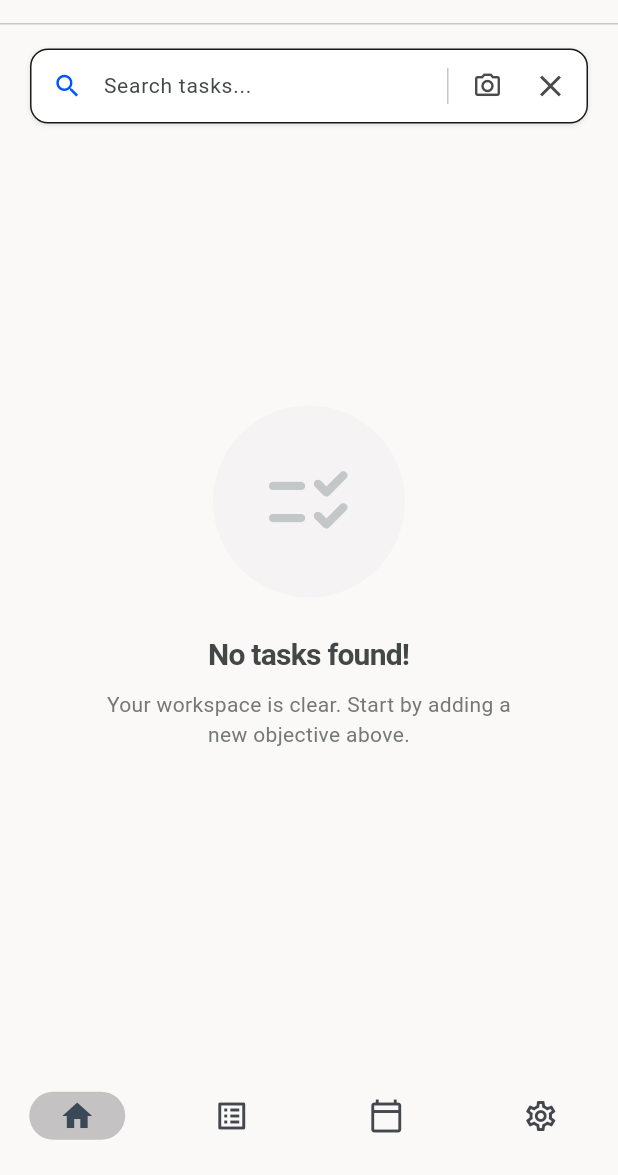
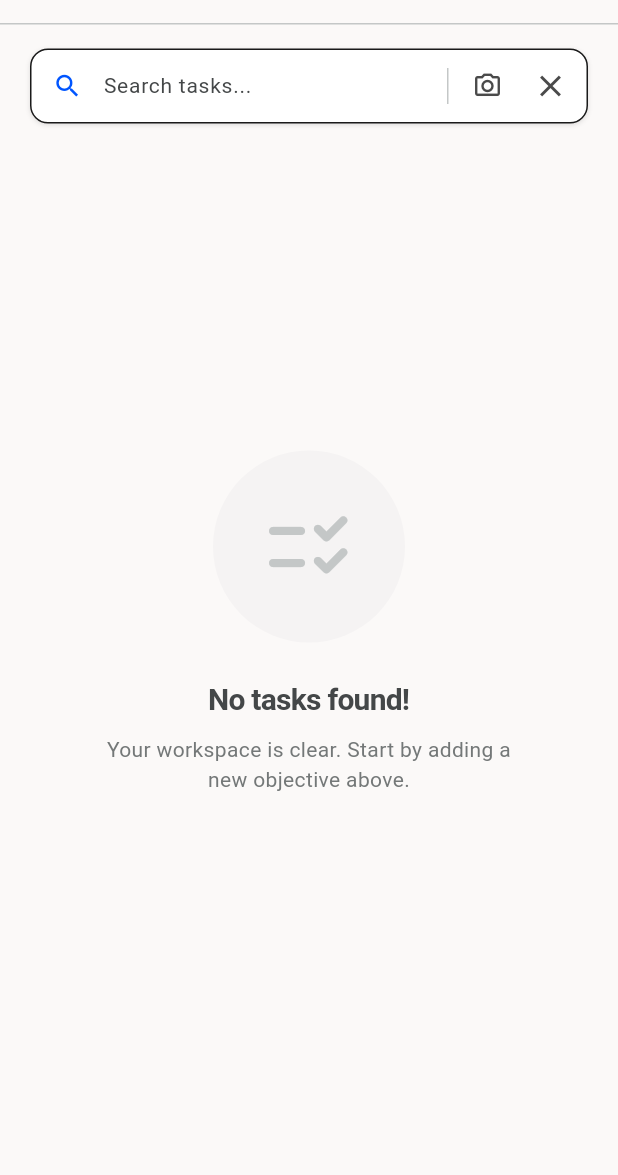
Before and after one commit to Rohiitt405/TaskFlow, a Flutter app: the screen it shows after launch, after a tap on the "search" icon, on a phone screen of 412 x 824 dp, the part 61-1236 px from its top. Run offline on Flutter 3.47's test engine with Material 3 defaults, Android fonts, the phone set to English and light mode, and no system bars; our stand-ins replace audioplayers, image_picker, shared_preferences; missing offline and left inert: google_mlkit_text_recognition.

Commit message:
Refactor TodoHomePage: Remove unused bottom navigation bar and improve task list item layout

```diff
--- a/lib/screens/todo_home_page.dart
+++ b/lib/screens/todo_home_page.dart
@@ -28,7 +28,6 @@ class _TodoHomePageState extends State<TodoHomePage> {
   final List<Task> _tasks = <Task>[];
   final List<Task> _filteredTasks = <Task>[];
   bool _isSearching = false;
-  int _selectedIndex = 1;
 
   @override
   void initState() {
@@ -505,13 +504,15 @@ class _TodoHomePageState extends State<TodoHomePage> {
                                   }
                                   return false;
                                 },
-                                child: Container(
-                                  margin: const EdgeInsets.symmetric(vertical: 4),
-                                  decoration: BoxDecoration(
+                                child: Padding(
+                                  padding: const EdgeInsets.symmetric(vertical: 4),
+                                  child: Material(
                                     color: Colors.white,
+                                    shape: RoundedRectangleBorder(
                                       borderRadius: BorderRadius.circular(12),
-                                    border: Border.all(color: const Color(0xFFE4E2E2)),
+                                      side: const BorderSide(color: Color(0xFFE4E2E2)),
                                     ),
+                                    clipBehavior: Clip.antiAlias,
                                     child: ListTile(
                                       contentPadding: const EdgeInsets.symmetric(horizontal: 16, vertical: 4),
                                       leading: Checkbox(
@@ -533,6 +534,7 @@ class _TodoHomePageState extends State<TodoHomePage> {
                                       onTap: () => _toggleTask(task),
                                     ),
                                   ),
+                                ),
                               );
                             },
                           ),
@@ -543,52 +545,6 @@ class _TodoHomePageState extends State<TodoHomePage> {
           ),
         ),
       ),
-      // BottomNavBar Shared Component
-      bottomNavigationBar: Container(
-        height: 60,
-        decoration: const BoxDecoration(
-          color: Color(0xFFFBF9F8),
-          border: Border(
-            top: BorderSide(
-              style: BorderStyle.none,
-              width: 1.0,
-            ),
-          ),
-        ),
-        child: NavigationBar(
-          selectedIndex: _selectedIndex,
-          onDestinationSelected: (int index) {
-            setState(() {
-              _selectedIndex = index;
-            });
-          },
-          backgroundColor: Colors.transparent,
-          indicatorColor: const Color(0xFF8D8B8B).withValues(alpha: 0.5),
-          elevation: 0,
-          destinations: const [
-            NavigationDestination(
-              icon: Icon(Icons.home_outlined),
-              selectedIcon: Icon(Icons.home),
-              label: '',
-            ),
-            NavigationDestination(
-              icon: Icon(Icons.list_alt),
-              selectedIcon: Icon(Icons.list_alt),
-              label: '',
-            ),
-            NavigationDestination(
-              icon: Icon(Icons.calendar_today_outlined),
-              selectedIcon: Icon(Icons.calendar_today),
-              label: '',
-            ),
-            NavigationDestination(
-              icon: Icon(Icons.settings_outlined),
-              selectedIcon: Icon(Icons.settings),
-              label: '',
-            ),
-          ],
-        ),
-      ),
     );
   }
 }
```
Lines whose indentation alone changed are shown as unchanged.
